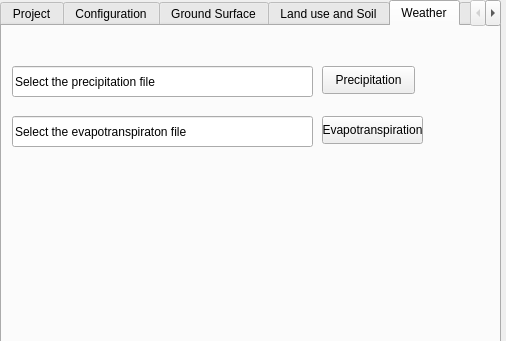
The window that ui.resources/ui_BaseDialog.ui (LabSid-USP/RUBEMHydrological) describes before a commit, drawn with Qt 5; both pictures show x 0 to 506 and y 0 to 341 of the 506 by 646 pixel window.
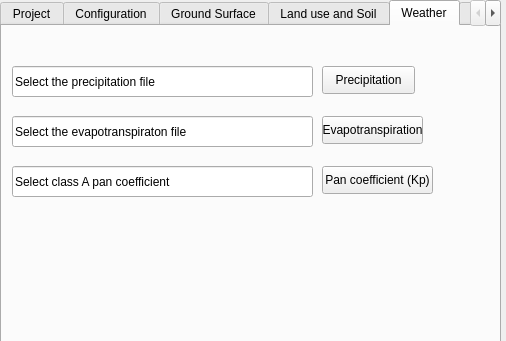
The same window after the commit. The open tabs and pages were chosen to show the change.

Commit message: Ler arquivos Clima

```diff
--- a/ui.resources/ui_BaseDialog.ui
+++ b/ui.resources/ui_BaseDialog.ui
@@ -865,6 +865,32 @@
       <string>Select the evapotranspiraton file</string>
      </property>
     </widget>
+    <widget class="QLineEdit" name="Kp_box">
+     <property name="geometry">
+      <rect>
+       <x>10</x>
+       <y>140</y>
+       <width>301</width>
+       <height>31</height>
+      </rect>
+     </property>
+     <property name="text">
+      <string>Select class A pan coefficient</string>
+     </property>
+    </widget>
+    <widget class="QPushButton" name="Kp">
+     <property name="geometry">
+      <rect>
+       <x>320</x>
+       <y>140</y>
+       <width>111</width>
+       <height>28</height>
+      </rect>
+     </property>
+     <property name="text">
+      <string>Pan coefficient (Kp)</string>
+     </property>
+    </widget>
    </widget>
    <widget class="QWidget" name="tab_5">
     <attribute name="title">
```
Left out of the diff: 52 changed lines with no effect on the pictures. The commit also changes 2 other files.
